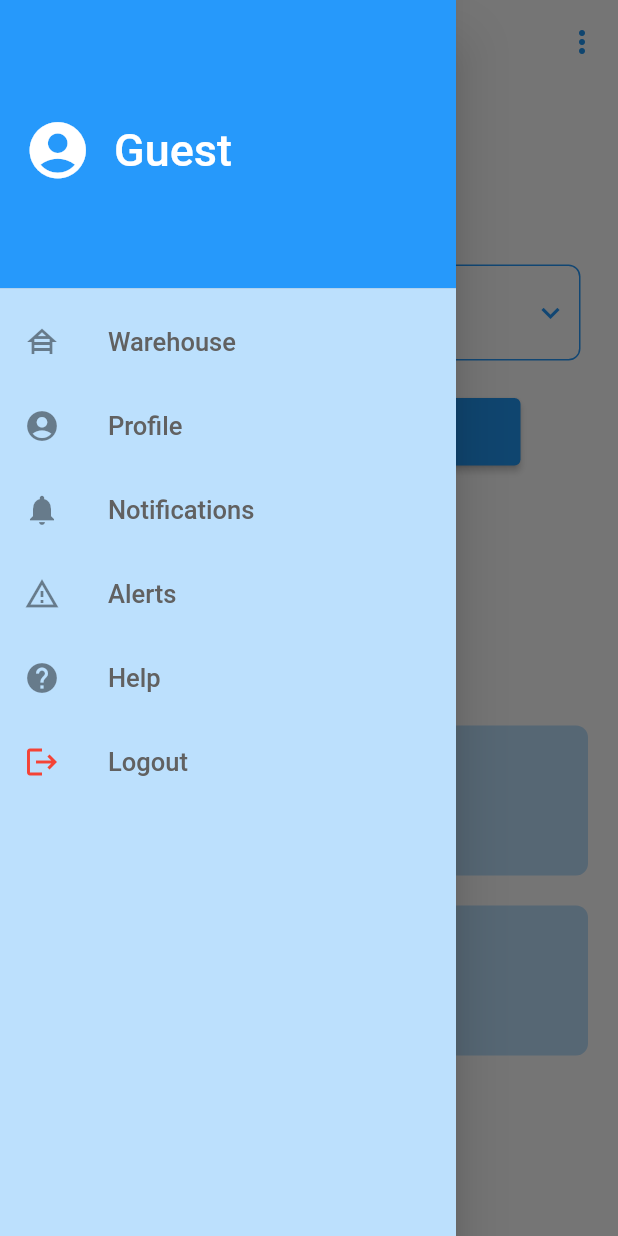
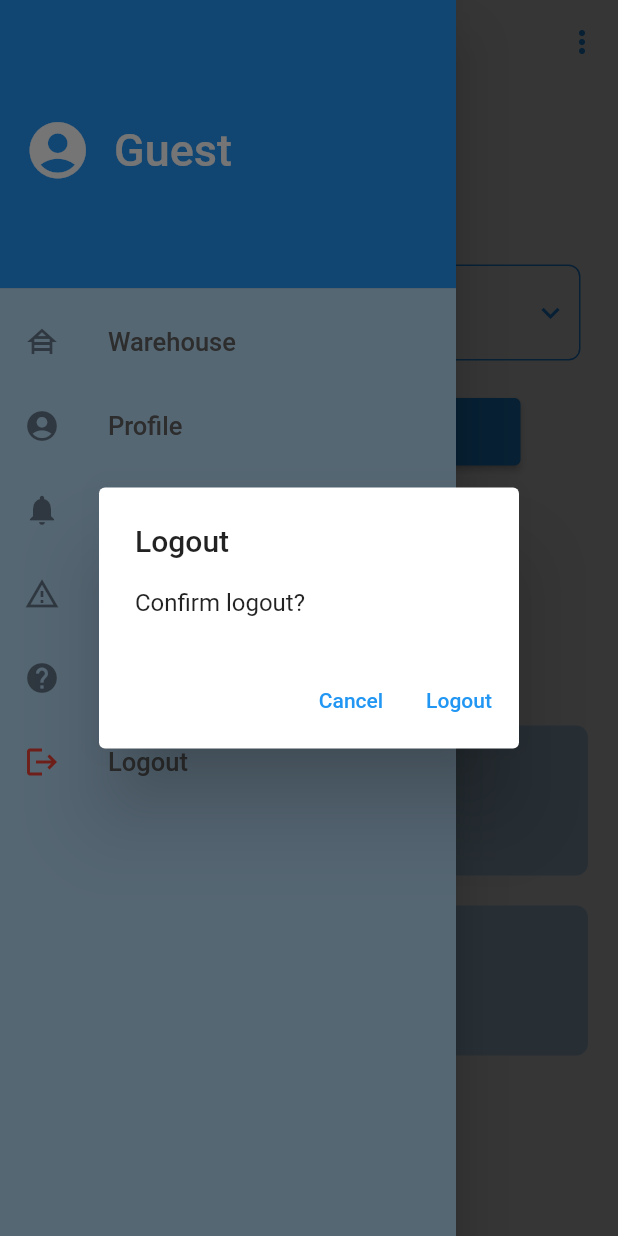
Before and after one commit to ThrivikramGR/nWarehouse-App, a Flutter app: the HomeScreen screen opened by its route, in the side drawer, after a tap on "Logout", on a phone screen of 412 x 824 dp. Run offline on Flutter 3.47's test engine with Material 2 defaults, Android fonts, the phone set to English and light mode, and no system bars; our stand-ins replace cloud_firestore, firebase_auth, firebase_core; accounts and stored records are empty.

Commit message:
login and logout flow implemented

```diff
--- a/lib/new_screens/home_screen.dart
+++ b/lib/new_screens/home_screen.dart
@@ -1,3 +1,7 @@
+import 'dart:io' show Platform;
+
+import 'package:firebase_auth/firebase_auth.dart';
+import 'package:flutter/cupertino.dart';
 import 'package:flutter/material.dart';
 import 'package:iot_project/custom_widgets/dropdown_button.dart';
 import 'package:iot_project/custom_widgets/inkwell_container.dart';
@@ -312,7 +316,63 @@ class _HomeScreenState extends State<HomeScreen> {
             fontSize: 17,
           ),
         ),
-        onTap: () {},
+        onTap: () {
+          if (Platform.isAndroid) {
+            showDialog(
+              context: context,
+              builder: (_) => AlertDialog(
+                title: const Text("Logout"),
+                content: Text(
+                  "Confirm logout?",
+                ),
+                actions: [
+                  TextButton(
+                    onPressed: () {
+                      Navigator.of(context).pop();
+                    },
+                    child: const Text("Cancel"),
+                  ),
+                  TextButton(
+                    onPressed: () {
+                      FirebaseAuth _auth = FirebaseAuth.instance;
+                      _auth.signOut();
+                      Navigator.pushNamedAndRemoveUntil(
+                          context, "/", (Route<dynamic> route) => false);
+                    },
+                    child: const Text("Logout"),
+                  ),
+                ],
+              ),
+            );
+          } else {
+            showCupertinoDialog(
+              context: context,
+              builder: (_) => CupertinoAlertDialog(
+                title: const Text("Logout"),
+                content: Text(
+                  "Confirm logout?",
+                ),
+                actions: [
+                  TextButton(
+                    onPressed: () {
+                      Navigator.of(context).pop();
+                    },
+                    child: const Text("Cancel"),
+                  ),
+                  TextButton(
+                    onPressed: () {
+                      FirebaseAuth _auth = FirebaseAuth.instance;
+                      _auth.signOut();
+                      Navigator.pushNamedAndRemoveUntil(
+                          context, "/", (Route<dynamic> route) => false);
+                    },
+                    child: const Text("Logout"),
+                  ),
+                ],
+              ),
+            );
+          }
+        },
       ),
     ];
   }
```
